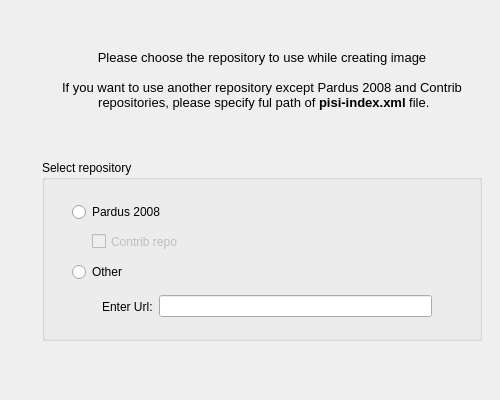
pars-linux/uludag, file gsoc/pardusman-wizard/screens/screenRepo.ui: the form before one commit.
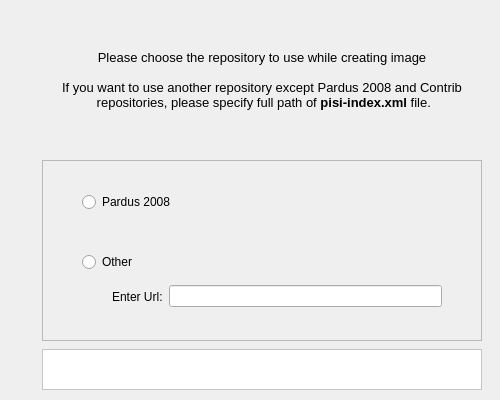
The form after the commit.

The edit to the form file:
```diff
--- a/gsoc/pardusman-wizard/screens/screenRepo.ui
+++ b/gsoc/pardusman-wizard/screens/screenRepo.ui
@@ -12,7 +12,26 @@
   <property name="windowTitle" >
    <string>Select Repo</string>
   </property>
-  <widget class="QGroupBox" name="groupBox" >
+  <widget class="QLabel" name="widgetDesc" >
+   <property name="geometry" >
+    <rect>
+     <x>42</x>
+     <y>30</y>
+     <width>440</width>
+     <height>100</height>
+    </rect>
+   </property>
+   <property name="text" >
+    <string>&lt;!DOCTYPE HTML PUBLIC "-//W3C//DTD HTML 4.0//EN" "http://www.w3.org/TR/REC-html40/strict.dtd">
+&lt;html>&lt;head>&lt;meta name="qrichtext" content="1" />&lt;style type="text/css">
+p, li { white-space: pre-wrap; }
+&lt;/style>&lt;/head>&lt;body style=" font-family:'Sans Serif'; font-size:10pt; font-weight:400; font-style:normal;">
+&lt;p align="center" style=" margin-top:0px; margin-bottom:0px; margin-left:0px; margin-right:0px; -qt-block-indent:0; text-indent:0px;">Please choose the repository to use while creating image&lt;/p>
+&lt;p align="center" style="-qt-paragraph-type:empty; margin-top:0px; margin-bottom:0px; margin-left:0px; margin-right:0px; -qt-block-indent:0; text-indent:0px;">&lt;/p>
+&lt;p align="center" style=" margin-top:0px; margin-bottom:0px; margin-left:0px; margin-right:0px; -qt-block-indent:0; text-indent:0px;">If you want to use another repository except Pardus 2008 and Contrib&lt;br /> repositories, please specify full path of &lt;span style=" font-weight:600;">pisi-index.xml&lt;/span> file.&lt;/p>&lt;/body>&lt;/html></string>
+   </property>
+  </widget>
+  <widget class="QFrame" name="frame" >
    <property name="geometry" >
     <rect>
      <x>42</x>
@@ -21,27 +40,17 @@
      <height>181</height>
     </rect>
    </property>
-   <property name="title" >
-    <string>Select repository</string>
+   <property name="frameShape" >
+    <enum>QFrame::StyledPanel</enum>
    </property>
-   <widget class="QRadioButton" name="radioPardus" >
-    <property name="geometry" >
-     <rect>
-      <x>30</x>
-      <y>40</y>
-      <width>351</width>
-      <height>24</height>
-     </rect>
-    </property>
-    <property name="text" >
-     <string>Pardus 2008</string>
-    </property>
-   </widget>
+   <property name="frameShadow" >
+    <enum>QFrame::Raised</enum>
+   </property>
    <widget class="QRadioButton" name="radioOther" >
     <property name="geometry" >
      <rect>
-      <x>30</x>
-      <y>100</y>
+      <x>40</x>
+      <y>90</y>
       <width>131</width>
       <height>24</height>
      </rect>
@@ -50,27 +59,24 @@
      <string>Other</string>
     </property>
    </widget>
-   <widget class="QCheckBox" name="checkContrib" >
-    <property name="enabled" >
-     <bool>false</bool>
-    </property>
+   <widget class="QRadioButton" name="radioPardus" >
     <property name="geometry" >
      <rect>
-      <x>50</x>
-      <y>70</y>
-      <width>121</width>
-      <height>23</height>
+      <x>40</x>
+      <y>30</y>
+      <width>351</width>
+      <height>24</height>
      </rect>
     </property>
     <property name="text" >
-     <string>Contrib repo</string>
+     <string>Pardus 2008</string>
     </property>
    </widget>
    <widget class="QWidget" name="layoutWidget" >
     <property name="geometry" >
      <rect>
-      <x>60</x>
-      <y>130</y>
+      <x>70</x>
+      <y>120</y>
       <width>330</width>
       <height>33</height>
      </rect>
@@ -84,29 +90,52 @@
       </widget>
      </item>
      <item>
-      <widget class="QLineEdit" name="lineOther" />
+      <widget class="QLineEdit" name="lineOther" >
+       <property name="readOnly" >
+        <bool>false</bool>
+       </property>
+      </widget>
      </item>
     </layout>
    </widget>
   </widget>
-  <widget class="QLabel" name="widgetDesc" >
+  <widget class="QFrame" name="frameError" >
    <property name="geometry" >
     <rect>
      <x>42</x>
-     <y>30</y>
+     <y>349</y>
      <width>440</width>
-     <height>100</height>
+     <height>41</height>
     </rect>
    </property>
-   <property name="text" >
-    <string>&lt;!DOCTYPE HTML PUBLIC "-//W3C//DTD HTML 4.0//EN" "http://www.w3.org/TR/REC-html40/strict.dtd">
-&lt;html>&lt;head>&lt;meta name="qrichtext" content="1" />&lt;style type="text/css">
-p, li { white-space: pre-wrap; }
-&lt;/style>&lt;/head>&lt;body style=" font-family:'Sans Serif'; font-size:10pt; font-weight:400; font-style:normal;">
-&lt;p align="center" style=" margin-top:0px; margin-bottom:0px; margin-left:0px; margin-right:0px; -qt-block-indent:0; text-indent:0px;">Please choose the repository to use while creating image&lt;/p>
-&lt;p align="center" style="-qt-paragraph-type:empty; margin-top:0px; margin-bottom:0px; margin-left:0px; margin-right:0px; -qt-block-indent:0; text-indent:0px;">&lt;/p>
-&lt;p align="center" style=" margin-top:0px; margin-bottom:0px; margin-left:0px; margin-right:0px; -qt-block-indent:0; text-indent:0px;">If you want to use another repository except Pardus 2008 and Contrib&lt;br /> repositories, please specify ful path of &lt;span style=" font-weight:600;">pisi-index.xml&lt;/span> file.&lt;/p>&lt;/body>&lt;/html></string>
+   <property name="autoFillBackground" >
+    <bool>false</bool>
    </property>
+   <property name="styleSheet" >
+    <string notr="true" >background-color: white; color: red;</string>
+   </property>
+   <property name="frameShape" >
+    <enum>QFrame::StyledPanel</enum>
+   </property>
+   <property name="frameShadow" >
+    <enum>QFrame::Raised</enum>
+   </property>
+   <widget class="QLabel" name="labelError" >
+    <property name="geometry" >
+     <rect>
+      <x>20</x>
+      <y>5</y>
+      <width>400</width>
+      <height>31</height>
+     </rect>
+    </property>
+    <property name="text" >
+     <string/>
+    </property>
+    <property name="alignment" >
+     <set>Qt::AlignCenter</set>
+    </property>
+   </widget>
   </widget>
  </widget>
  <resources/>
```
